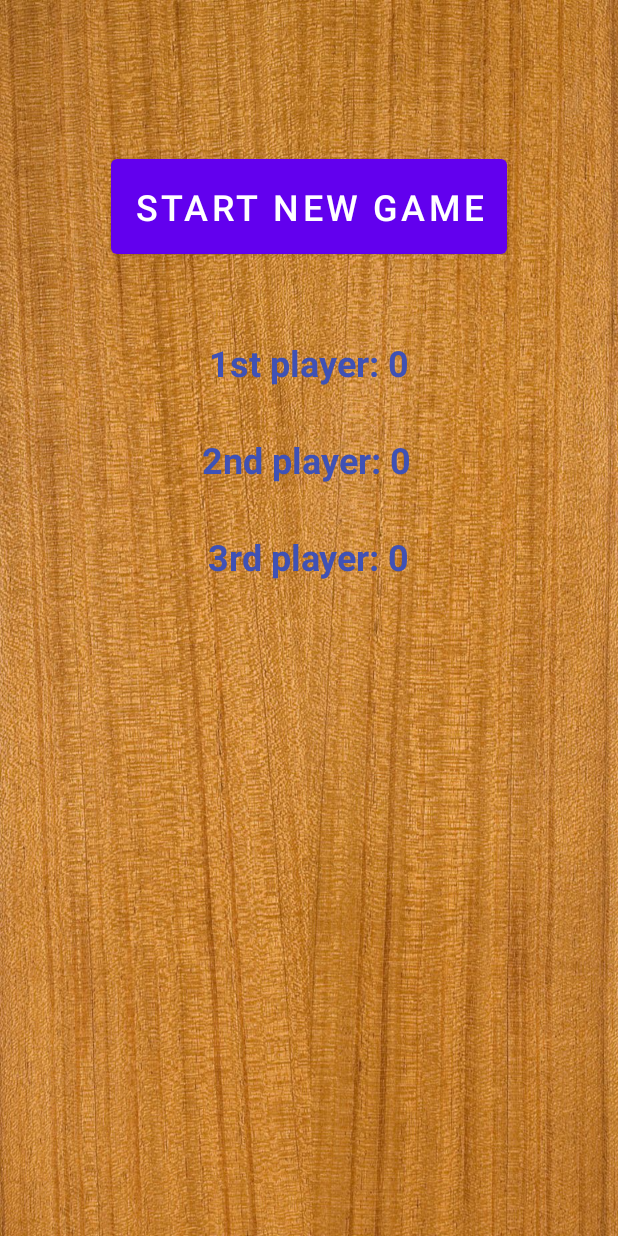
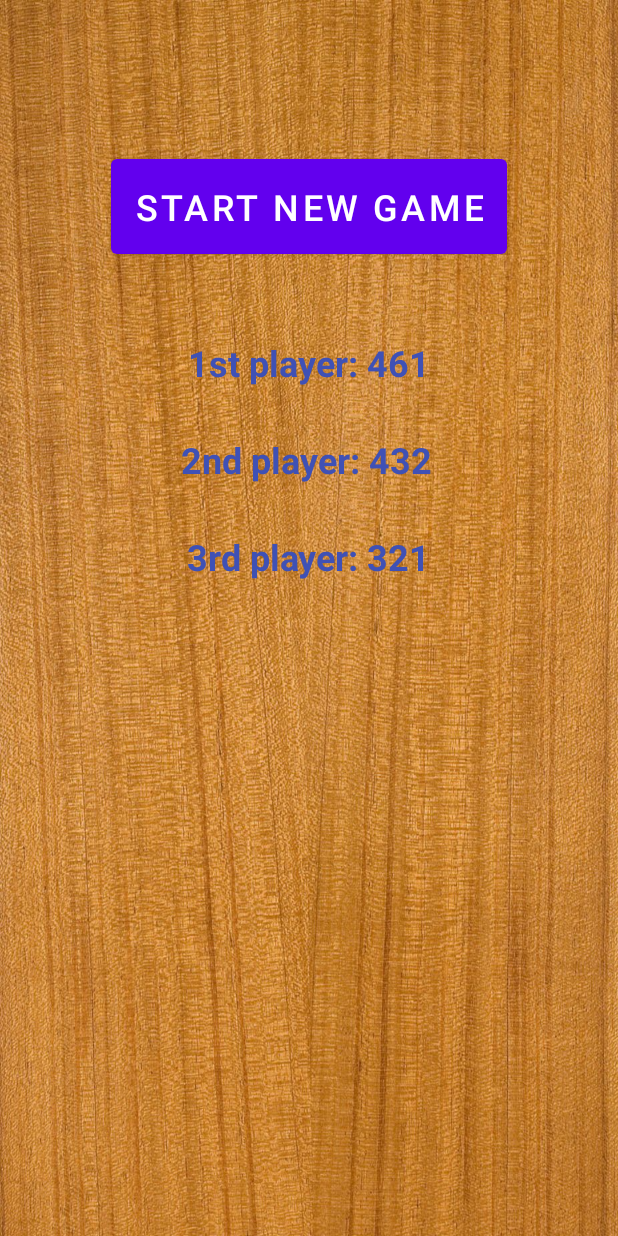
Before and after one commit to theKeval/GoalGame, an Android app: the ScoreActivity screen opened directly, with no data from a screen before it, on a phone screen of 412 x 824 dp. Run offline under Robolectric (Android 15) with nearby library versions, the phone set to English and light mode, and no system bars.

Commit message:
lot of things have been done. don't remember now :alien:

```diff
--- a/app/src/main/java/com/thekeval/goalgame/MainActivity.java
+++ b/app/src/main/java/com/thekeval/goalgame/MainActivity.java
@@ -3,6 +3,7 @@ package com.thekeval.goalgame;
 import androidx.appcompat.app.AppCompatActivity;
 
 import android.content.Intent;
+import android.media.MediaPlayer;
 import android.os.Bundle;
 import android.view.View;
 import android.widget.Button;
@@ -10,6 +11,7 @@ import android.widget.Button;
 public class MainActivity extends AppCompatActivity {
 
     Button btnLogin, btnSignUp;
+    MediaPlayer mediaPlayer;
 
     @Override
     protected void onCreate(Bundle savedInstanceState) {
@@ -18,6 +20,9 @@ public class MainActivity extends AppCompatActivity {
 
         btnLogin = findViewById(R.id.btnLogin);
         btnSignUp = findViewById(R.id.btnSignUp);
+
+        mediaPlayer = MediaPlayer.create(this, R.raw.bg_music);
+        mediaPlayer.start();
 
         btnSignUp.setOnClickListener(new View.OnClickListener() {
             @Override
--- a/app/src/main/java/com/thekeval/goalgame/ScoreActivity.java
+++ b/app/src/main/java/com/thekeval/goalgame/ScoreActivity.java
@@ -4,14 +4,18 @@ import androidx.appcompat.app.AppCompatActivity;
 
 import android.content.Intent;
 import android.os.Bundle;
+import android.util.Log;
 import android.view.View;
 import android.widget.Button;
 import android.widget.TextView;
 
 public class ScoreActivity extends AppCompatActivity {
 
+    private static final String TAG = "ScoreActivity";
+
     Button btnNewGame;
     TextView txtPlayer1, txtPlayer2, txtPlayer3;
+    TextView txtGameWon, txtScore;
 
     @Override
     protected void onCreate(Bundle savedInstanceState) {
@@ -23,6 +27,9 @@ public class ScoreActivity extends AppCompatActivity {
         txtPlayer2 = findViewById(R.id.txtPlayer2);
         txtPlayer3 = findViewById(R.id.txtPlayer3);
 
+        txtGameWon = findViewById(R.id.txtGameWon);
+        txtScore = findViewById(R.id.txtScore);
+
         btnNewGame.setOnClickListener(new View.OnClickListener() {
             @Override
             public void onClick(View view) {
@@ -31,5 +38,20 @@ public class ScoreActivity extends AppCompatActivity {
             }
         });
 
+        int score = 0;  // getIntent().getExtras().getInt("score");
+        Bundle extras = getIntent().getExtras();
+        if (extras != null) {
+            score = extras.getInt("score");
+        }
+
+        Log.d(TAG, "onCreate: Score = " + score);
+        if (score > 0) {
+            txtScore.setText("SCORE: " + score);
+
+            txtGameWon.setVisibility(View.VISIBLE);
+            txtScore.setVisibility(View.VISIBLE);
+
+        }
+
     }
 }
--- a/app/src/main/res/layout/activity_login.xml
+++ b/app/src/main/res/layout/activity_login.xml
@@ -85,7 +85,7 @@
             android:layout_margin="7dp"
             android:background="@android:drawable/editbox_background"
             android:hint="Password"
-            android:inputType="textVisiblePassword"
+            android:inputType="textPassword"
             android:singleLine="true"
             android:textSize="18sp" />
 
--- a/app/src/main/res/layout/activity_score.xml
+++ b/app/src/main/res/layout/activity_score.xml
@@ -33,7 +33,7 @@
         android:layout_width="wrap_content"
         android:layout_height="wrap_content"
         android:layout_marginTop="50dp"
-        android:text="1st player: 0"
+        android:text="1st player: 461"
         android:textColor="#3F51B5"
         android:textSize="24sp"
         android:textStyle="bold"
@@ -46,7 +46,7 @@
         android:layout_width="wrap_content"
         android:layout_height="wrap_content"
         android:layout_marginTop="32dp"
-        android:text="2nd player: 0"
+        android:text="2nd player: 432"
         android:textColor="#3F51B5"
         android:textSize="24sp"
         android:textStyle="bold"
@@ -60,11 +60,38 @@
         android:layout_width="wrap_content"
         android:layout_height="wrap_content"
         android:layout_marginTop="32dp"
-        android:text="3rd player: 0"
+        android:text="3rd player: 321"
         android:textColor="#3F51B5"
         android:textSize="24sp"
         android:textStyle="bold"
         app:layout_constraintEnd_toEndOf="parent"
         app:layout_constraintStart_toStartOf="parent"
         app:layout_constraintTop_toBottomOf="@+id/txtPlayer2" />
+
+    <TextView
+        android:id="@+id/txtGameWon"
+        android:layout_width="wrap_content"
+        android:layout_height="wrap_content"
+        android:layout_marginTop="100dp"
+        android:text="Game Won"
+        android:textColor="#3F51B5"
+        android:textSize="36sp"
+        android:textStyle="bold"
+        android:visibility="gone"
+        app:layout_constraintEnd_toEndOf="parent"
+        app:layout_constraintStart_toStartOf="parent"
+        app:layout_constraintTop_toBottomOf="@+id/txtPlayer3" />
+
+    <TextView
+        android:id="@+id/txtScore"
+        android:layout_width="wrap_content"
+        android:layout_height="wrap_content"
+        android:text="Score: 478"
+        android:textColor="#3F51B5"
+        android:textSize="30sp"
+        android:textStyle="bold"
+        android:visibility="gone"
+        app:layout_constraintEnd_toEndOf="@+id/txtGameWon"
+        app:layout_constraintStart_toStartOf="@+id/txtGameWon"
+        app:layout_constraintTop_toBottomOf="@+id/txtGameWon" />
 </androidx.constraintlayout.widget.ConstraintLayout>
```
Also changed, not shown: app/src/main/java/com/thekeval/goalgame/GameActivity.java (+104 -22 lines), app/src/main/java/com/thekeval/goalgame/database/DatabaseHandler.java (+8 -0 lines), app/src/main/res/drawable-v24/hole.png (added), app/src/main/res/drawable-v24/wood_stick_horizontal.png (added), app/src/main/res/drawable-v24/wood_stick_verticle.png (added), 1 other file.
